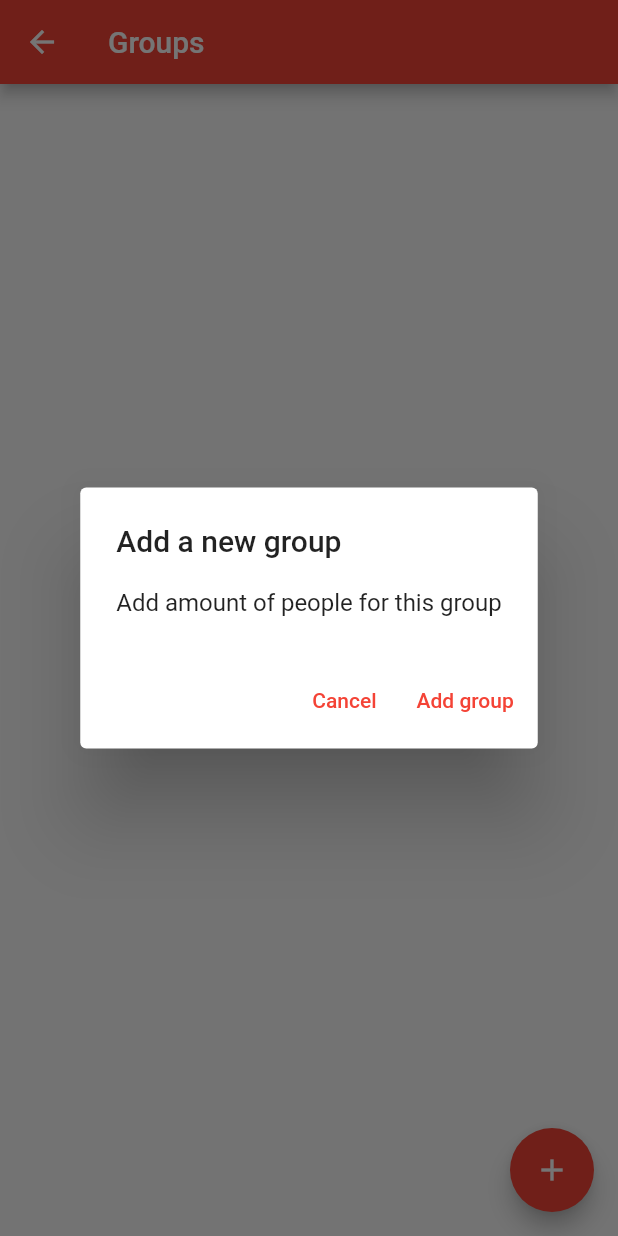
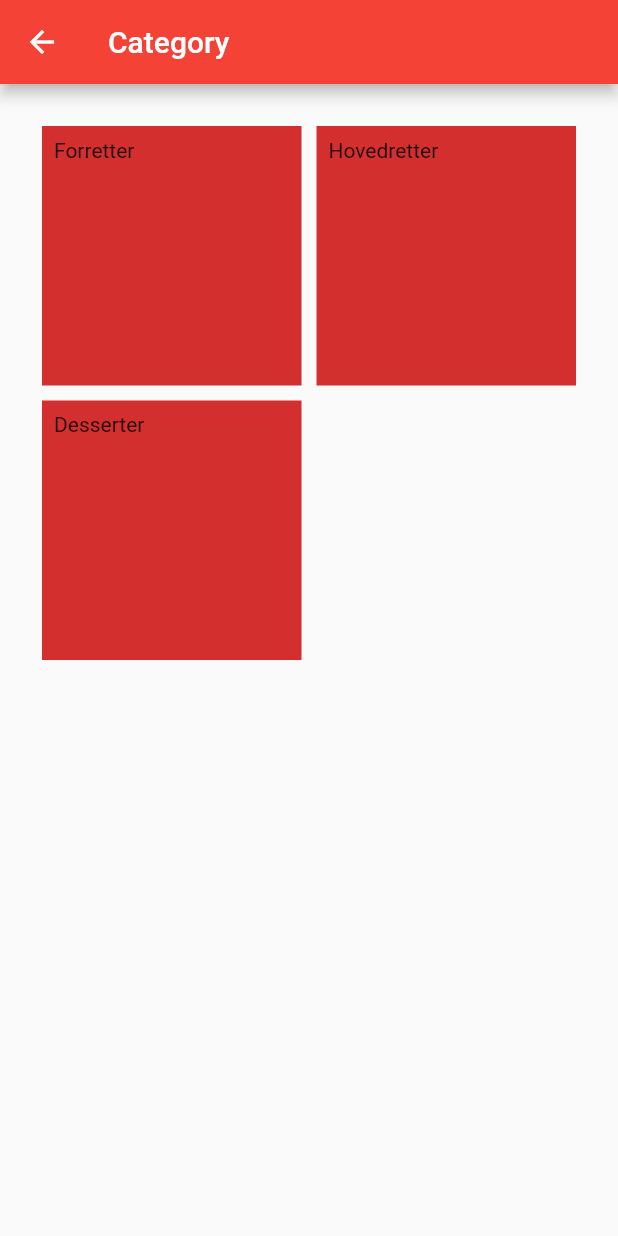
Before and after one commit to HF4-MEGA-PROJECT/restaurant-app-flutter, a Flutter app: the GroupsPage screen opened by its route, after a tap on the "add" icon, on a phone screen of 412 x 824 dp. Run offline on Flutter 3.47's test engine with Material 2 defaults, Android fonts, the light colour scheme and no system bars; our stand-ins replace dio, hive_flutter; missing offline and left inert: mobile_scanner; accounts and stored records are empty.

Commit message:
Made some hotfix to the code

```diff
--- a/lib/main.dart
+++ b/lib/main.dart
@@ -2,6 +2,7 @@ import 'package:flutter/material.dart';
 import 'package:hive_flutter/adapters.dart';
 
 import 'package:restaurant_app_flutter/screens/login.dart';
+import 'package:restaurant_app_flutter/screens/orders.dart';
 import 'package:restaurant_app_flutter/screens/qr.dart';
 import 'package:restaurant_app_flutter/services/auth.dart';
 import 'package:restaurant_app_flutter/screens/groups.dart';
@@ -34,6 +35,7 @@ class MyApp extends StatelessWidget {
       initialRoute: '/',
       routes: {
         '/groups': (context) => const GroupsPage(),
+        '/orders': (context) => const OrdersPage(),
         '/': (context) => _isAuthenticated
             ? const GroupsPage()
             : const LoginPage(bearerToken: ''),
--- a/lib/screens/groups.dart
+++ b/lib/screens/groups.dart
@@ -1,5 +1,7 @@
 import 'package:flutter/material.dart';
+import 'package:restaurant_app_flutter/models/orders.dart';
 import 'package:restaurant_app_flutter/screens/Groups.dart';
+import 'package:restaurant_app_flutter/screens/orders.dart';
 
 class GroupsPage extends StatefulWidget {
   static const String route = '/groups';
@@ -32,7 +34,7 @@ class _GroupsPageState extends State<GroupsPage> {
   }
 
   Future<void> _goToGroup() async {
-
+    await Navigator.of(context).pushNamed('/orders');
   }
 
   Future<void> _addNewGroup() async {
@@ -89,7 +91,7 @@ class _GroupsPageState extends State<GroupsPage> {
             }),
       ),
       floatingActionButton: FloatingActionButton(
-        onPressed: _addNewGroup,
+        onPressed: _goToGroup,
         tooltip: 'Add group',
         child: const Icon(Icons.add),
       ),
--- a/lib/screens/orders.dart
+++ b/lib/screens/orders.dart
@@ -1,31 +1,45 @@
 import 'package:flutter/material.dart';
 
-class MyApp extends StatelessWidget {
+class OrdersPage extends StatefulWidget {
+  const OrdersPage({Key? key}) : super(key: key);
+  @override
+  State<OrdersPage> createState() => _OrdersPageState();
+}
 
+
+class _OrdersPageState extends State<OrdersPage> {
   @override
   Widget build(BuildContext context) {
-    const title = 'Grid List';
-
-    return MaterialApp(
-      title: title,
-      home: Scaffold(
-        appBar: AppBar(
-          title: const Text(title),
-        ),
-        body: GridView.count(
-          // Create a grid with 2 columns. If you change the scrollDirection to
-          // horizontal, this produces 2 rows.
-          crossAxisCount: 2,
-          // Generate 100 widgets that display their index in the List.
-          children: List.generate(100, (index) {
-            return Center(
-              child: Text(
-                'Item $index',
-                style: Theme.of(context).textTheme.headline5,
+    return Scaffold(
+      appBar: AppBar(
+        title: const Text('Category'),
+      ),
+      body: Padding(
+        padding: const EdgeInsets.all(8.0),
+         child: GridView.count(
+            primary: false,
+            padding: const EdgeInsets.all(20),
+            crossAxisSpacing: 10,
+            mainAxisSpacing: 10,
+            crossAxisCount: 2,
+            children: <Widget>[
+              Container(
+                padding: const EdgeInsets.all(8),
+                color: Colors.red[700],
+                child: const Text("Forretter"),
               ),
-            );
-          }),
-        ),
+              Container(
+                padding: const EdgeInsets.all(8),
+                color: Colors.red[700],
+                child: const Text('Hovedretter'),
+              ),
+              Container(
+                padding: const EdgeInsets.all(8),
+                color: Colors.red[700],
+                child: const Text('Desserter'),
+              ),
+            ],
+          )
       ),
     );
   }
--- a/lib/services/orders.dart
+++ b/lib/services/orders.dart
@@ -8,6 +8,7 @@ class OrderService{
   Future<bool> getOrderData() async{
     try{
       await DioClient().dio.get<Orders>('/category');
+      return true;
     } catch(e){
       log("Det virker ikke");
       rethrow;
```
Also changed, not shown: lib/models/orders.dart (+22 -12 lines).
